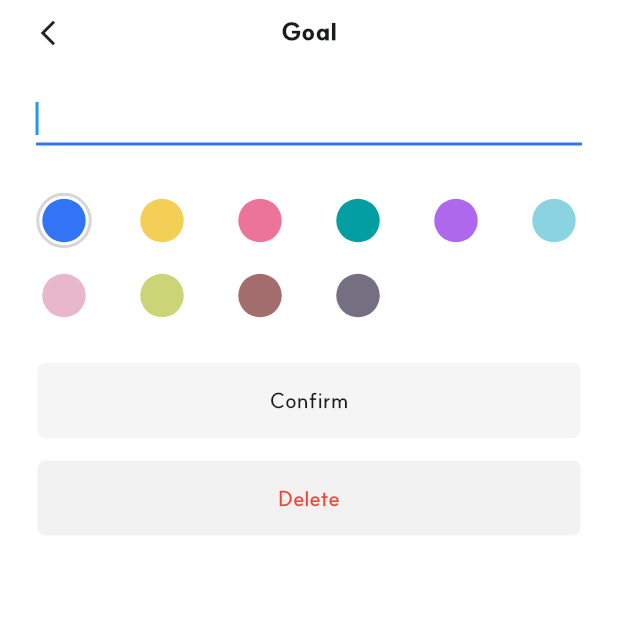
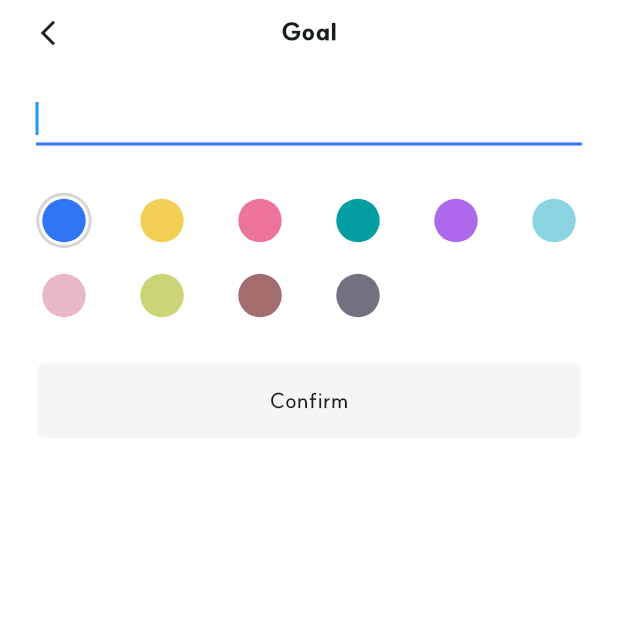
Before and after one commit to zimkjh/BetterThanYesterday, a Flutter app: the AddGoalPage screen opened by its route, on a phone screen of 412 x 824 dp, the top half of it. Run offline on Flutter 3.47's test engine with Material 3 defaults, Android fonts, the phone set to English and light mode, and no system bars; our stand-ins replace get, get_storage; accounts and stored records are empty; statements that could not run were skipped; project files that could hold a hidden picture were left out.

Commit message:
Fix delete button only show for modifying todos

```diff
--- a/client/lib/app/modules/add_goal/header_view.dart
+++ b/client/lib/app/modules/add_goal/header_view.dart
@@ -17,6 +17,7 @@ class HeaderView extends StatelessWidget {
               const SizedBox(width: 10),
               GestureDetector(
                 onTap: () => Get.back(),
+                behavior: HitTestBehavior.opaque,
                 child: const Padding(
                   padding: EdgeInsets.all(12),
                   child: Icon(
--- a/client/lib/app/modules/add_goal/submit_button.dart
+++ b/client/lib/app/modules/add_goal/submit_button.dart
@@ -45,7 +45,9 @@ class SubmitButton extends GetView<AddGoalController> {
             ),
           ),
           const SizedBox(height: 15),
-          GestureDetector(
+          controller.prevTodo == null
+              ? const SizedBox.shrink()
+              : GestureDetector(
                   onTap: controller.deleteTodo,
                   child: Container(
                     width: Get.width,
```
Lines whose indentation alone changed are shown as unchanged.
